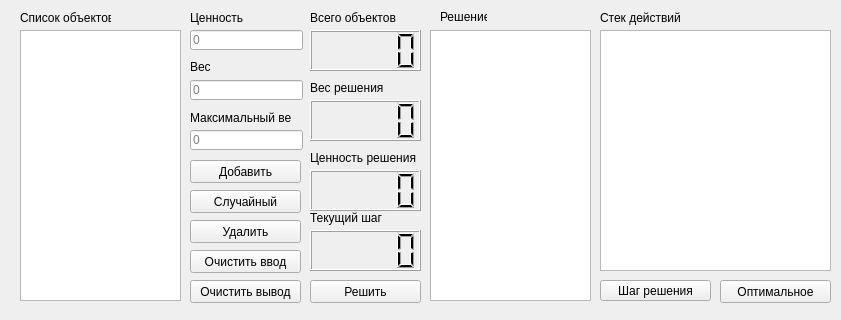
Before: the Qt Designer form Algorithms/L1/mainwindow.ui in SqrtMinusOne/SEM3_LABS, drawn with Qt 5.
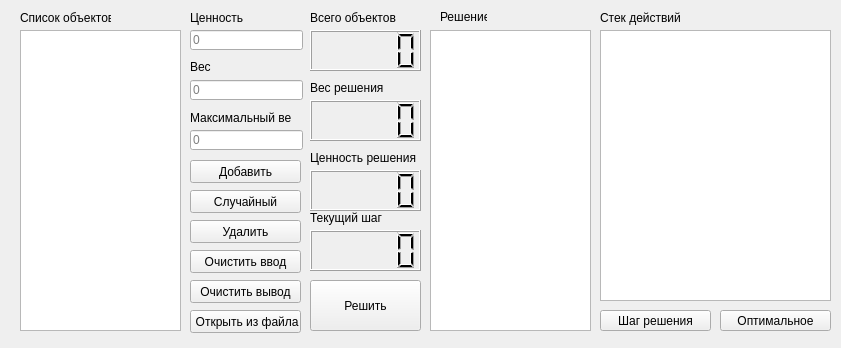
After: the same form once the commit is applied.

```diff
--- a/Algorithms/L1/mainwindow.ui
+++ b/Algorithms/L1/mainwindow.ui
@@ -7,7 +7,7 @@
     <x>0</x>
     <y>0</y>
     <width>841</width>
-    <height>320</height>
+    <height>348</height>
    </rect>
   </property>
   <property name="windowTitle">
@@ -20,7 +20,7 @@
       <x>20</x>
       <y>30</y>
       <width>161</width>
-      <height>271</height>
+      <height>301</height>
      </rect>
     </property>
     <property name="dragEnabled">
@@ -117,7 +117,7 @@
       <x>310</x>
       <y>280</y>
       <width>111</width>
-      <height>23</height>
+      <height>51</height>
      </rect>
     </property>
     <property name="text">
@@ -211,7 +211,7 @@
       <x>430</x>
       <y>30</y>
       <width>161</width>
-      <height>271</height>
+      <height>301</height>
      </rect>
     </property>
     <property name="dragEnabled">
@@ -313,7 +313,7 @@
     <property name="geometry">
      <rect>
       <x>600</x>
-      <y>280</y>
+      <y>310</y>
       <width>111</width>
       <height>21</height>
      </rect>
@@ -338,7 +338,7 @@
       <x>600</x>
       <y>30</y>
       <width>231</width>
-      <height>241</height>
+      <height>271</height>
      </rect>
     </property>
    </widget>
@@ -372,15 +372,28 @@
     <property name="geometry">
      <rect>
       <x>720</x>
-      <y>280</y>
+      <y>310</y>
       <width>111</width>
-      <height>23</height>
+      <height>21</height>
      </rect>
     </property>
     <property name="text">
      <string>Оптимальное</string>
     </property>
    </widget>
+   <widget class="QPushButton" name="pushButton_3">
+    <property name="geometry">
+     <rect>
+      <x>190</x>
+      <y>310</y>
+      <width>111</width>
+      <height>23</height>
+     </rect>
+    </property>
+    <property name="text">
+     <string> Открыть из файла</string>
+    </property>
+   </widget>
   </widget>
  </widget>
  <layoutdefault spacing="6" margin="11"/>
```
